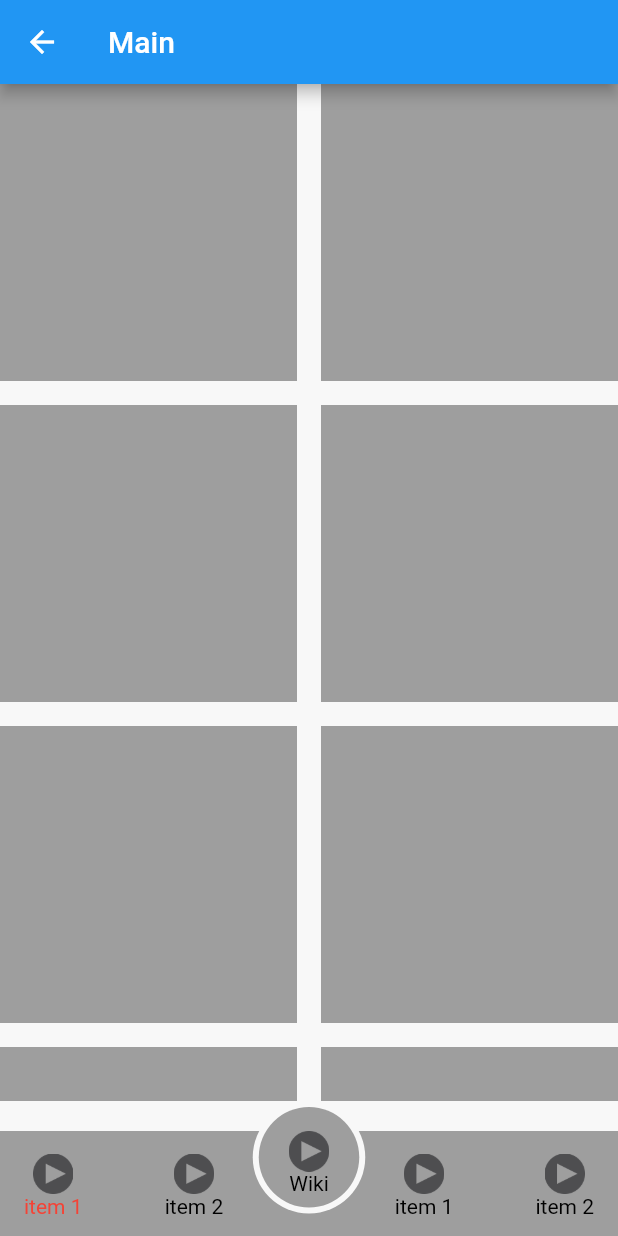
After one commit to groshevdg/The-Planet, a Flutter app: the MainScreen screen opened by its route, on a phone screen of 412 x 824 dp. The commit adds this screen. Run offline on Flutter 3.47's test engine with Material 2 defaults, Android fonts, the phone set to English and light mode, and no system bars; our stand-ins replace flutter_staggered_animations.

Commit message:
added base of fragments

```diff
--- a/lib/screens/main/main_screen.dart
+++ b/lib/screens/main/main_screen.dart
@@ -3,6 +3,10 @@ import 'package:flutter/material.dart';
 import 'package:flutter_staggered_animations/flutter_staggered_animations.dart';
 import 'package:the_planet/config/colors.dart';
 import 'package:the_planet/screens/main/widgets/bottom_nav_bar.dart';
+import 'package:the_planet/screens/main/widgets/comics_fragment.dart';
+import 'package:the_planet/screens/main/widgets/games_fragment.dart';
+import 'package:the_planet/screens/main/widgets/rating_fragment.dart';
+import 'package:the_planet/screens/main/widgets/stories_fragment.dart';
 
 class MainScreen extends StatefulWidget {
   @override
@@ -38,27 +42,23 @@ class _MainScreenState extends State<MainScreen> {
         title: Text("Main"),
       ),
       bottomNavigationBar: CustomBottomNavBar(controller: navBarController),
-      body: navBarController.selected == 1 ? SizedBox.expand(
-        child: GridView.count(
-          mainAxisSpacing: 16,
-          crossAxisSpacing: 16,
-          crossAxisCount: 2,
-          children: List.generate(10, (int index) {
-              return AnimationConfiguration.staggeredGrid(
-                position: index,
-                duration: const Duration(milliseconds: 400),
-                delay: const Duration(milliseconds: 300),
-                columnCount: 2,
-                child: ScaleAnimation(
-                  child: FadeInAnimation(
-                    child: Container(color: Colors.grey),
-                  ),
-                ),
-              );
-            },
-          ),
-        ),
-      ) : Container(),
+      body: getBody(navBarController.selected),
     );
   }
+
+  Widget getBody(int fragmentIndex) {
+    if (fragmentIndex == 1) {
+      return GamesFragment();
+    }
+    else if (fragmentIndex == 2) {
+      return StoriesFragment();
+    }
+    else if (fragmentIndex == 3) {
+      return ComicFragment();
+    }
+    else if (fragmentIndex == 4) {
+      return RatingFragment();
+    }
+    else return Container();
+  }
 }
--- /dev/null
+++ b/lib/screens/main/widgets/games_fragment.dart
@@ -0,0 +1,33 @@
+import 'package:flutter/material.dart';
+import 'package:flutter_staggered_animations/flutter_staggered_animations.dart';
+
+class GamesFragment extends StatefulWidget {
+  @override
+  _GamesFragmentState createState() => _GamesFragmentState();
+}
+
+class _GamesFragmentState extends State<GamesFragment> {
+  @override
+  Widget build(BuildContext context) {
+    return SizedBox.expand(
+      child: GridView.count(
+        mainAxisSpacing: 16,
+        crossAxisSpacing: 16,
+        crossAxisCount: 2,
+        children: List.generate(10, (int index) {
+          return AnimationConfiguration.staggeredGrid(
+            position: index,
+            duration: const Duration(milliseconds: 250),
+            delay: const Duration(milliseconds: 150),
+            columnCount: 2,
+            child: ScaleAnimation(
+              child: FadeInAnimation(
+                child: Container(color: Colors.grey),
+              ),
+            ),
+          );
+        }),
+      ),
+    );
+  }
+}
```
Also changed, not shown: lib/screens/main/widgets/comics_fragment.dart (added, +33 -0 lines), lib/screens/main/widgets/rating_fragment.dart (added, +13 -0 lines), lib/screens/main/widgets/stories_fragment.dart (added, +28 -0 lines).
